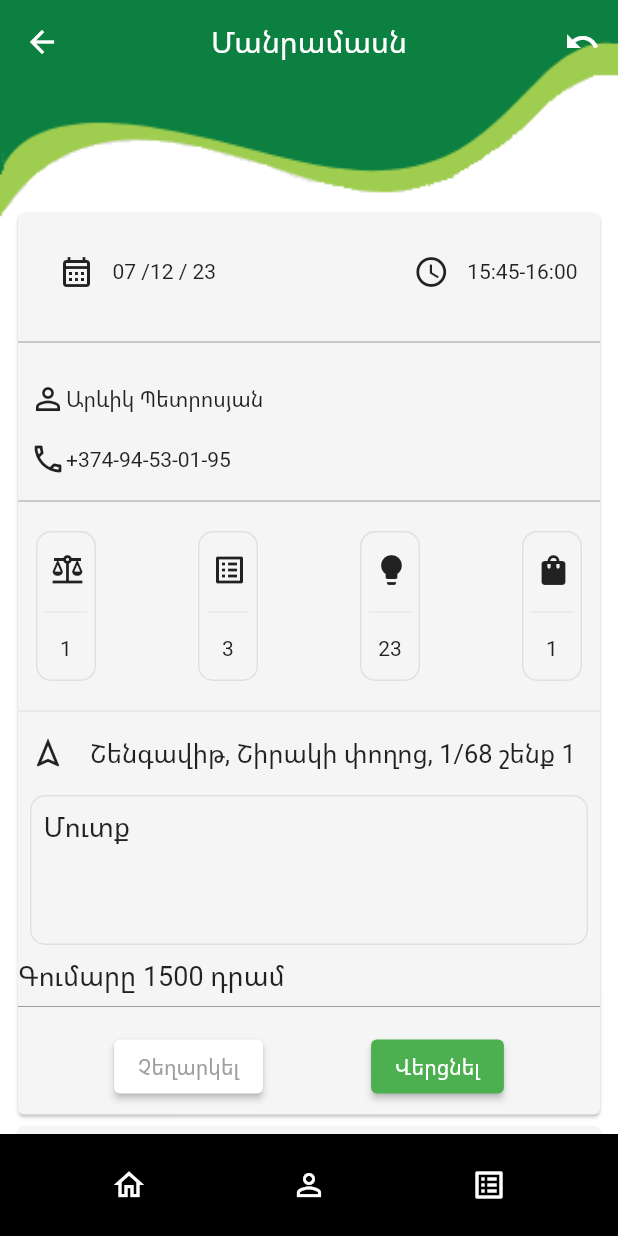
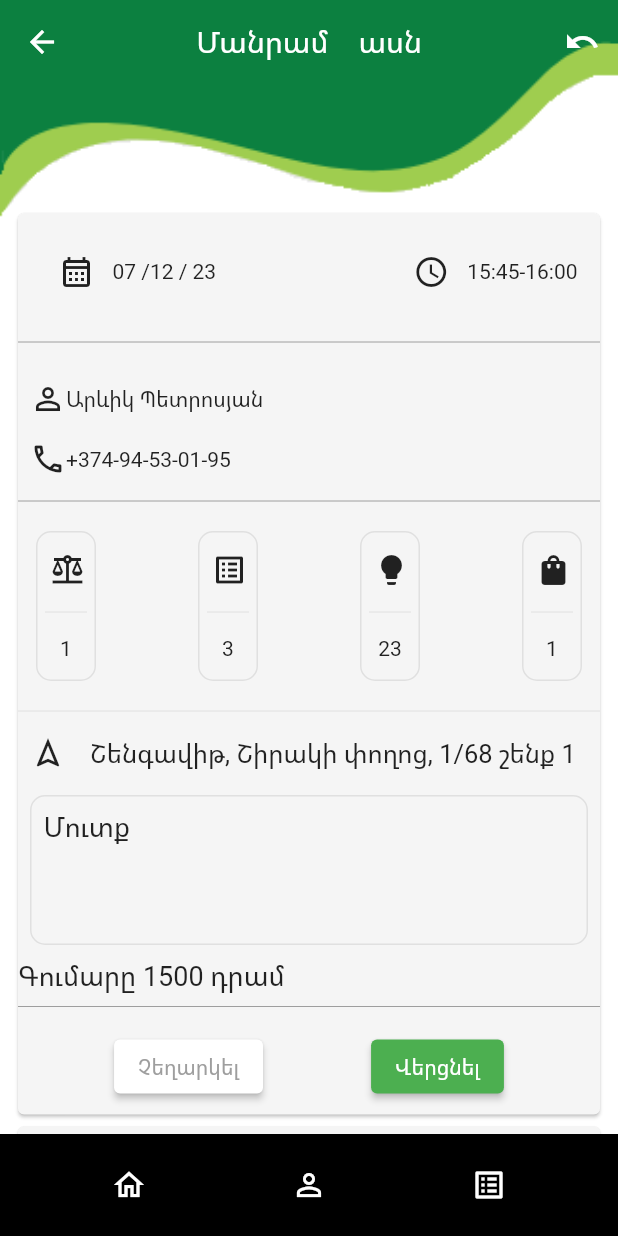
Before and after one commit to MartikH/smartapaga, a Flutter app: the MyDetailNotificationsCardsPage screen opened directly, on a phone screen of 412 x 824 dp. Run offline on Flutter 3.47's test engine with Material 2 defaults, Android fonts, the phone set to English and light mode, and no system bars; our stand-ins replace animated_text_kit, flutter_svg, image_picker, pin_code_fields, qr_flutter; missing offline and left inert: dart:js, qr_code_scanner.

Commit message:
commitTo0wo

```diff
--- a/myapp1/lib/mynotifications/myDetailNotofication.dart
+++ b/myapp1/lib/mynotifications/myDetailNotofication.dart
@@ -36,7 +36,7 @@ class _MyDetailNotificationsCardsPageState
       appBar: AppBar(
         centerTitle: true,
         title: Text(
-          'Մանրամասն',
+          'Մանրամ    ասն',
           style: TextStyle(color: Colors.white),
         ),
         actions: [
```
